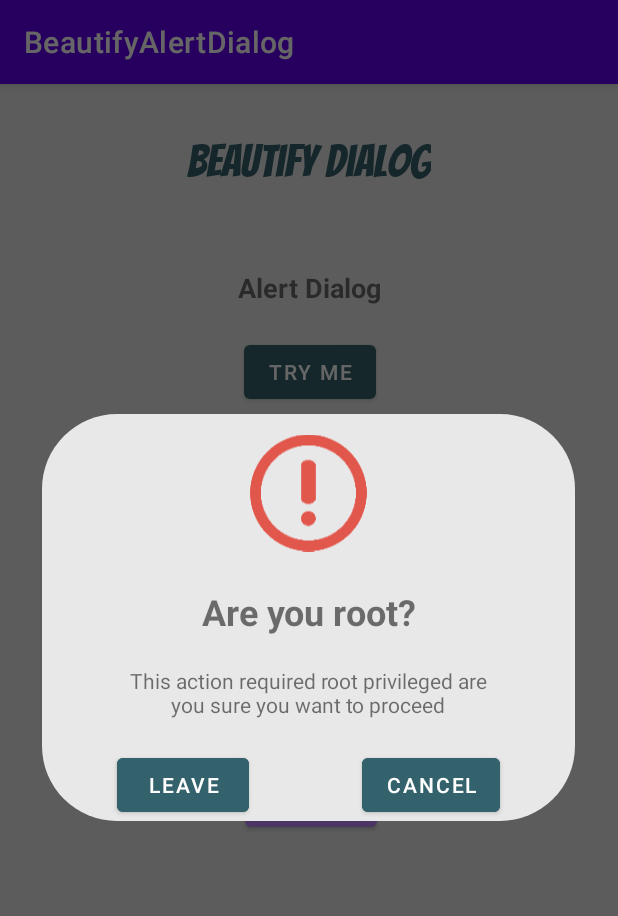
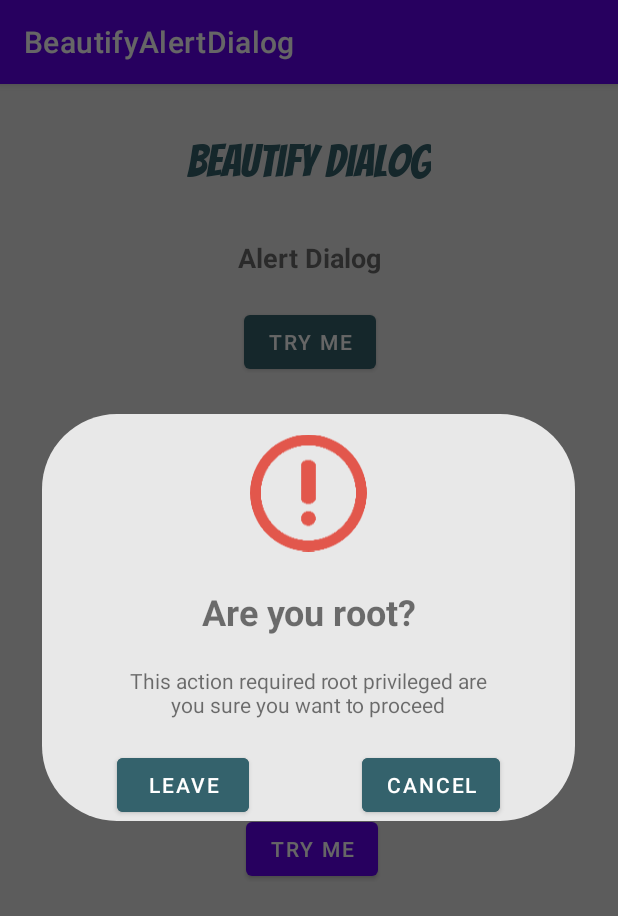
Before and after one commit to JoniKarta/BeautifyAlertDialog, an Android app: the screen it shows after launch (MainActivity), after a tap on "TRY ME", on a phone screen of 412 x 824 dp. Shown: the top 916 px of the screen. Run offline under Robolectric (Android 15) with nearby library versions, the phone set to English and light mode, and no system bars; Roboto replaces fonts that are not available here.

Commit message:
added progress bar

````diff
--- a/app/src/main/java/com/example/beautifyalertdialog/MainActivity.java
+++ b/app/src/main/java/com/example/beautifyalertdialog/MainActivity.java
@@ -3,17 +3,21 @@ package com.example.beautifyalertdialog;
 import androidx.appcompat.app.AppCompatActivity;
 
 import android.os.Bundle;
+import android.view.View;
 import android.widget.Button;
+import android.widget.Toast;
 
 import com.example.beautify_alert.BeautifyAlertDialog;
 import com.example.beautify_alert.BeautifyCompleteDialog;
 import com.example.beautify_alert.BeautifyProgressBarDialog;
 import com.example.beautify_alert.animation.Animator;
+import com.example.beautify_alert.callbacks.ProgressBarEventListener;
 
 public class MainActivity extends AppCompatActivity {
-    private Button alertButton;
-    private Button successButton;
-    private Button customDialog;
+    private Button alertDialogButton;
+    private Button successDialogButton;
+    private Button customDialogButton;
+    private Button progressBarDialogButton;
 
     @Override
     protected void onCreate(Bundle savedInstanceState) {
@@ -21,8 +25,8 @@ public class MainActivity extends AppCompatActivity {
         setContentView(R.layout.activity_main);
         setupView();
 
-        alertButton.setOnClickListener(v ->
-                new BeautifyAlertDialog
+        // Alert Dialog
+        alertDialogButton.setOnClickListener(v -> new BeautifyAlertDialog
                 .Builder(this)
                 .setHeader("Are you root?")
                 .setMessageContent("This action required root privileged are you sure you want to proceed")
@@ -35,26 +39,21 @@ public class MainActivity extends AppCompatActivity {
                 .show());
 
 
-        successButton.setOnClickListener(v -> {
-//            BeautifyCompleteDialog.Builder dialog = new BeautifyCompleteDialog.Builder(this);
-//            dialog.setHeader("Saved successfully")
-//                    .setMessageContent("All you data saved successfully")
-//                    .setIcon(R.drawable.success)
-//                    .setOnSuccessClickListener(builder -> dialog.dismiss())
-//                    .setImageAnimation(Animator.ROTATE)
-//                    .show();
-
-            // TODO add new features
-            new BeautifyProgressBarDialog.Builder(this)
-                    .setBarBackgroundColor()
+        // Success Dialog
+        successDialogButton.setOnClickListener(v -> {
+            BeautifyCompleteDialog.Builder dialog = new BeautifyCompleteDialog.Builder(this);
+            dialog.setHeader("Saved successfully")
+                    .setMessageContent("All you data saved successfully")
+                    .setIcon(R.drawable.success)
+                    .setOnSuccessClickListener(builder -> dialog.dismiss())
+                    .setImageAnimation(Animator.ROTATE)
                     .show();
-
 
         });
 
 
-        customDialog.setOnClickListener(v ->
-                new BeautifyAlertDialog
+        // Custom Dialog with inners dialogs
+        customDialogButton.setOnClickListener(v -> new BeautifyAlertDialog
                 .Builder(this)
                 .setHeader("Ticket Purchase")
                 .setMessageContent("Would you like to buy the ticket?")
@@ -74,115 +73,33 @@ public class MainActivity extends AppCompatActivity {
                         .setOnSuccessClickListener(builder -> beautifyCompleteDialog.dismiss())
                         .show())
                 .show());
+
+
+        // Progress Bar dialog
+        progressBarDialogButton.setOnClickListener(v -> {
+            BeautifyProgressBarDialog.Builder beautifyProgressBarDialog = new BeautifyProgressBarDialog.Builder(this);
+            beautifyProgressBarDialog
+                    .setHeader("Loading...")
+                    .setMessageContent("All your imaginary data is downloading please wait until we finish")
+                    .setOnClickListener(new ProgressBarEventListener() {
+                        @Override
+                        public void onCancel() {
+                            beautifyProgressBarDialog.dismiss();
                         }
 
+                        @Override
+                        public void onComplete(BeautifyCompleteDialog beautifyCompleteDialog) {
+                            Toast.makeText(MainActivity.this, "", Toast.LENGTH_SHORT).show();
+                        }
+                    })
+                    .show();
+        });
+    }
 
     private void setupView() {
-        alertButton = findViewById(R.id.main_activity_alert_dialog_button);
-        successButton = findViewById(R.id.main_activity_success_dialog_button);
-        customDialog = findViewById(R.id.main_activity_custom_dialog_button);
+        alertDialogButton = findViewById(R.id.main_activity_alert_dialog_button);
+        successDialogButton = findViewById(R.id.main_activity_success_dialog_button);
+        customDialogButton = findViewById(R.id.main_activity_custom_dialog_button);
+        progressBarDialogButton = findViewById(R.id.main_activity_progress_bar_dialog_button);
     }
 }
-
-/**
- * # Beautify-Alert-Dialog
- * ![JitPack](https://img.shields.io/jitpack/v/github/JoniKarta/BeautifyAlertDialog)
- *
- * A library for custom alert dialog.
- * The user have control of the multiple part of the layout such as icon, buttons, messages and color could
- * customize them using multiple pre-built features.
- * The library also include animation for icons.
- *
- *
- * ## Setup
- * Step 1. Add it in your root build.gradle at the end of repositories:
- * ```
- * allprojects {
- * 		repositories {
- * 			maven { url 'https://jitpack.io' }
- *                }
- * }
- * ```
- *
- * Step 2. Add the dependency:
- * ```
- * dependencies {
- * 	        implementation 'com.github.JoniKarta:BeautifyAlertDialog:1.0.1'
- * }
- * ```
- * ## Usage
- *
- * ###### Basic Alert Dialog:
- * ```java
- *
- *  new BeautifyAlertDialog
- *       .Builder(this)
- *       .setHeader("Are you root?")
- *       .setMessageContent("This action required root privileged are you sure you want to proceed")
- *       .setLeftButtonText("Leave")
- *       .setRightButtonText("Cancel")
- *       .setIcon(R.drawable.alert)
- *       .setImageAnimation(Animator.FADE_IN)
- *       .setOnConfirmListener(BeautifyCompleteDialog.Builder::dismiss)
- *       .setOnCancelListener(BeautifyCompleteDialog.Builder::dismiss)
- *       .show());
- * ```
- *
- * ###### Basic Success Dialog:
- * ```java
- *
- * BeautifyCompleteDialog.Builder dialog = new BeautifyCompleteDialog.Builder(this);
- *   dialog.setHeader("Saved successfully")
- *       .setMessageContent("All you data saved successfully")
- *       .setIcon(R.drawable.success)
- *       .setOnSuccessClickListener(builder -> dialog.dismiss())
- *       .setImageAnimation(Animator.ROTATE)
- *       .show();
- *
- * ```
- *
- * ###### Basic Custom Dialog With Inner Dialog
- * ```java
- *
- * new BeautifyAlertDialog
- *       .Builder(this)
- *       .setHeader("Ticket Purchase")
- *       .setMessageContent("Would you like to buy the ticket?")
- *       .setLeftButtonText("Yes")
- *       .setRightButtonText("No")
- *       .setIcon(R.drawable.tickets)
- *       .setImageAnimation(Animator.FADE_IN)
- *       .setOnConfirmListener(beautifyCompleteDialog ->
- *                             beautifyCompleteDialog
- *                               .setIcon(R.drawable.success)
- *                               .setMessageContent("Thanks see you there!")
- *                               .setOnSuccessClickListener(builder -> beautifyCompleteDialog.dismiss())
- *                               .show())
- *       .setOnCancelListener(beautifyCompleteDialog ->
- *                             beautifyCompleteDialog
- *                                .setIcon(R.drawable.sad)
- *                                .setMessageContent("Hope to see you next time!")
- *                                .setOnSuccessClickListener(builder -> beautifyCompleteDialog.dismiss())
- *                                .show())
- *        .show());
- * ```
- *
- *
- * ## License
- *
- *     Copyright 2020 Jonathan Karta
- *
- *     Licensed under the Apache License, Version 2.0 (the "License");
- *     you may not use this file except in compliance with the License.
- *     You may obtain a copy of the License at
- *
- *        http://www.apache.org/licenses/LICENSE-2.0
- *
- *     Unless required by applicable law or agreed to in writing, software
- *     distributed under the License is distributed on an "AS IS" BASIS,
- *     WITHOUT WARRANTIES OR CONDITIONS OF ANY KIND, either express or implied.
- *     See the License for the specific language governing permissions and
- *     limitations under the License.
- *
- * ## Credits
-*/
--- a/app/src/main/res/layout/activity_main.xml
+++ b/app/src/main/res/layout/activity_main.xml
@@ -11,7 +11,7 @@
         android:id="@+id/main_activity_alert_header_text_view"
         android:layout_width="wrap_content"
         android:layout_height="wrap_content"
-        android:layout_marginTop="50dp"
+        android:layout_marginTop="30dp"
         android:text="Alert Dialog"
         android:textSize="18sp"
         android:textStyle="bold"
@@ -23,7 +23,7 @@
         android:id="@+id/main_activity_success_header_text_view"
         android:layout_width="wrap_content"
         android:layout_height="wrap_content"
-        android:layout_marginTop="50dp"
+        android:layout_marginTop="20dp"
         android:text="Success Dialog"
         android:textSize="18sp"
         android:textStyle="bold"
@@ -35,13 +35,25 @@
         android:id="@+id/main_activity_custom_header_text_view"
         android:layout_width="wrap_content"
         android:layout_height="wrap_content"
-        android:layout_marginTop="50dp"
+        android:layout_marginTop="20dp"
         android:text="Custom Dialog"
         android:textSize="18sp"
         android:textStyle="bold"
         app:layout_constraintEnd_toEndOf="@+id/main_activity_success_dialog_button"
         app:layout_constraintStart_toStartOf="@+id/main_activity_success_dialog_button"
         app:layout_constraintTop_toBottomOf="@+id/main_activity_success_dialog_button" />
+
+    <TextView
+        android:id="@+id/main_activity_progress_bar_header_text_view"
+        android:layout_width="wrap_content"
+        android:layout_height="wrap_content"
+        android:layout_marginTop="20dp"
+        android:text="Progress Bar Dialog"
+        android:textSize="18sp"
+        android:textStyle="bold"
+        app:layout_constraintEnd_toEndOf="@+id/main_activity_custom_dialog_button"
+        app:layout_constraintStart_toStartOf="@+id/main_activity_custom_dialog_button"
+        app:layout_constraintTop_toBottomOf="@+id/main_activity_custom_dialog_button" />
 
     <TextView
         android:id="@+id/activity_main_header"
@@ -88,4 +100,14 @@
         app:layout_constraintEnd_toEndOf="@+id/main_activity_custom_header_text_view"
         app:layout_constraintStart_toStartOf="@+id/main_activity_custom_header_text_view"
         app:layout_constraintTop_toBottomOf="@+id/main_activity_custom_header_text_view" />
+
+    <Button
+        android:id="@+id/main_activity_progress_bar_dialog_button"
+        android:layout_width="wrap_content"
+        android:layout_height="wrap_content"
+        android:layout_marginTop="20dp"
+        android:text="Try Me"
+        app:layout_constraintEnd_toEndOf="@+id/main_activity_progress_bar_header_text_view"
+        app:layout_constraintStart_toStartOf="@+id/main_activity_progress_bar_header_text_view"
+        app:layout_constraintTop_toBottomOf="@+id/main_activity_progress_bar_header_text_view" />
 </androidx.constraintlayout.widget.ConstraintLayout>
--- a/app/src/main/res/layout/beautify_alert_dialog.xml
+++ /dev/null
@@ -1,142 +0,0 @@
-<?xml version="1.0" encoding="utf-8"?>
-<androidx.constraintlayout.widget.ConstraintLayout
-    xmlns:android="http://schemas.android.com/apk/res/android"
-    xmlns:app="http://schemas.android.com/apk/res-auto"
-    xmlns:tools="http://schemas.android.com/tools"
-    android:layout_width="match_parent"
-    android:layout_height="300dp"
-    android:layout_gravity="center"
-    android:id="@+id/main_layout"
-    android:background="@drawable/round_outline">
-
-
-    <TextView
-        android:id="@+id/beautify_alert_dialog_message"
-        android:layout_width="255dp"
-        android:layout_height="0dp"
-        android:layout_marginTop="20dp"
-        android:gravity="center"
-        android:text="Something went wrong.... please try again"
-        android:textSize="14sp"
-        app:layout_constraintEnd_toEndOf="@+id/beautify_alert_dialog_right_button"
-        app:layout_constraintHorizontal_bias="0.352"
-        app:layout_constraintStart_toStartOf="@+id/beautify_alert_dialog_left_button"
-        app:layout_constraintTop_toBottomOf="@+id/beautify_alert_dialog_header_name" />
-
-    <Button
-        android:id="@+id/beautify_alert_dialog_left_button"
-        android:backgroundTint="@color/alert_button_background"
-        android:layout_width="wrap_content"
-        android:layout_height="wrap_content"
-        android:layout_marginStart="50dp"
-        android:layout_marginLeft="50dp"
-        android:layout_marginTop="20dp"
-        android:text="OK"
-        app:layout_constraintStart_toStartOf="parent"
-        app:layout_constraintTop_toBottomOf="@+id/beautify_alert_dialog_message" />
-
-    <Button
-        android:id="@+id/beautify_alert_dialog_right_button"
-        android:backgroundTint="@color/alert_button_background"
-        android:layout_width="wrap_content"
-        android:layout_height="wrap_content"
-        android:layout_marginTop="20dp"
-        android:layout_marginEnd="50dp"
-        android:layout_marginRight="50dp"
-        android:text="Cancel"
-        app:layout_constraintEnd_toEndOf="parent"
-        app:layout_constraintTop_toBottomOf="@+id/beautify_alert_dialog_message" />
-
-    <ImageView
-        android:id="@+id/beautify_alert_dialog_alert_icon"
-        android:layout_width="78dp"
-        android:layout_height="85dp"
-        android:layout_marginTop="10dp"
-        app:layout_constraintEnd_toEndOf="parent"
-        app:layout_constraintStart_toStartOf="parent"
-        app:layout_constraintTop_toTopOf="parent"
-        app:srcCompat="@drawable/alert"
-        tools:ignore="VectorDrawableCompat"
-        tools:srcCompat="@drawable/alert" />
-
-    <TextView
-        android:id="@+id/beautify_alert_dialog_header_name"
-        android:layout_width="wrap_content"
-        android:layout_height="wrap_content"
-        android:layout_marginTop="20dp"
-        android:text="Are you sure?"
-        android:textSize="24sp"
-        android:textStyle="bold"
-        app:layout_constraintEnd_toEndOf="parent"
-        app:layout_constraintStart_toStartOf="parent"
-        app:layout_constraintTop_toBottomOf="@+id/beautify_alert_dialog_alert_icon" />
-
-</androidx.constraintlayout.widget.ConstraintLayout>
-
-
-<!--    beautify_alert_dialog_message-->
-<!--    android:id="@+id/beautify_alert_dialog_alert_icon"-->
-
-    <!--    beautify_alert_dialog_message-->
-    <!--    android:id="@+id/beautify_alert_dialog_alert_icon"-->
-
-
-    <!--    <?xml version="1.0" encoding="utf-8"?>-->
-    <!--<LinearLayout-->
-    <!--xmlns:android="http://schemas.android.com/apk/res/android"-->
-    <!--xmlns:app="http://schemas.android.com/apk/res-auto"-->
-    <!--xmlns:tools="http://schemas.android.com/tools"-->
-    <!--android:layout_width="300dp"-->
-    <!--android:layout_height="300dp"-->
-    <!--android:layout_gravity="center"-->
-    <!--android:orientation="vertical"-->
-    <!--android:id="@+id/main_layout"-->
-    <!--android:background="@color/purple_200">-->
-
-
-
-    <!--<ImageView-->
-    <!--    android:id="@+id/beautify_alert_dialog_alert_icon"-->
-    <!--    android:layout_width="wrap_content"-->
-    <!--    android:layout_height="wrap_content"-->
-    <!--    android:layout_marginTop="20dp"-->
-    <!--    android:layout_gravity="center"-->
-    <!--    tools:srcCompat="@drawable/ic_launcher_foreground" />-->
-
-    <!--<TextView-->
-    <!--    android:id="@+id/beautify_alert_dialog_message"-->
-    <!--    android:layout_width="wrap_content"-->
-    <!--    android:layout_height="wrap_content"-->
-    <!--    android:layout_gravity="center"-->
-    <!--    android:text="TextView"-->
-    <!--    />-->
-
-    <!--<LinearLayout-->
-    <!--    android:layout_width="match_parent"-->
-    <!--    android:layout_height="wrap_content"-->
-    <!--    android:orientation="horizontal"-->
-    <!--    android:layout_margin="10dp"-->
-    <!--    >-->
-
-    <!--    <Button-->
-    <!--        android:id="@+id/beautify_alert_dialog_left_button"-->
-    <!--        android:layout_width="wrap_content"-->
-    <!--        android:layout_height="wrap_content"-->
-    <!--        android:layout_weight="1"-->
-    <!--        android:layout_margin="10dp"-->
-    <!--        android:text="OK"/>-->
-
-    <!--    <Button-->
-    <!--        android:id="@+id/beautify_alert_dialog_right_button"-->
-    <!--        android:layout_width="wrap_content"-->
-    <!--        android:layout_height="wrap_content"-->
-    <!--        android:layout_weight="1"-->
-    <!--        android:layout_margin="10dp"-->
-    <!--        android:text="Cancel"/>-->
-    <!--</LinearLayout>-->
-
-    <!--</LinearLayout>-->
-
-
-    <!--    &lt;!&ndash;    beautify_alert_dialog_message&ndash;&gt;-->
-    <!--    &lt;!&ndash;    android:id="@+id/beautify_alert_dialog_alert_icon"&ndash;&gt;-->
--- a/beautify_alert/beautify-alert/src/main/java/com/example/beautify_alert/BeautifyProgressBarDialog.java
+++ b/beautify_alert/beautify-alert/src/main/java/com/example/beautify_alert/BeautifyProgressBarDialog.java
@@ -79,11 +79,11 @@ public class BeautifyProgressBarDialog extends Dialog {
 
         /**
          *
-         * @param hexValues multiple colors
+         * @param hexValues multiple
          * @return
          */
         public Builder setBarBackgroundColor(String... hexValues){
-            progressBarController.setBarBackgroundColor(hexValues);
+            //progressBarController.setBarBackgroundColor(hexValues);
             return this;
         }
 
--- a/beautify_alert/beautify-alert/src/main/res/layout/activity_main.xml
+++ /dev/null
@@ -1,91 +0,0 @@
-<?xml version="1.0" encoding="utf-8"?>
-<androidx.constraintlayout.widget.ConstraintLayout xmlns:android="http://schemas.android.com/apk/res/android"
-    xmlns:app="http://schemas.android.com/apk/res-auto"
-    xmlns:tools="http://schemas.android.com/tools"
-    android:layout_width="match_parent"
-    android:layout_height="match_parent"
-    android:background="@color/alert_background"
-    tools:context=".MainActivity">
-
-    <TextView
-        android:id="@+id/main_activity_alert_header_text_view"
-        android:layout_width="wrap_content"
-        android:layout_height="wrap_content"
-        android:layout_marginTop="50dp"
-        android:text="Alert Dialog"
-        android:textSize="18sp"
-        android:textStyle="bold"
-        app:layout_constraintEnd_toEndOf="parent"
-        app:layout_constraintStart_toStartOf="parent"
-        app:layout_constraintTop_toBottomOf="@+id/activity_main_header" />
-
-    <TextView
-        android:id="@+id/main_activity_success_header_text_view"
-        android:layout_width="wrap_content"
-        android:layout_height="wrap_content"
-        android:layout_marginTop="50dp"
-        android:text="Success Dialog"
-        android:textSize="18sp"
-        android:textStyle="bold"
-        app:layout_constraintEnd_toEndOf="@+id/main_activity_alert_dialog_button"
-        app:layout_constraintStart_toStartOf="@+id/main_activity_alert_dialog_button"
-        app:layout_constraintTop_toBottomOf="@+id/main_activity_alert_dialog_button" />
-
-    <TextView
-        android:id="@+id/main_activity_custom_header_text_view"
-        android:layout_width="wrap_content"
-        android:layout_height="wrap_content"
-        android:layout_marginTop="50dp"
-        android:text="Custom Dialog"
-        android:textSize="18sp"
-        android:textStyle="bold"
-        app:layout_constraintEnd_toEndOf="@+id/main_activity_success_dialog_button"
-        app:layout_constraintStart_toStartOf="@+id/main_activity_success_dialog_button"
-        app:layout_constraintTop_toBottomOf="@+id/main_activity_success_dialog_button" />
-
-    <TextView
-        android:id="@+id/activity_main_header"
-        android:layout_width="wrap_content"
-        android:layout_height="wrap_content"
-        android:layout_marginTop="20dp"
-        android:fontFamily="@font/bangers"
-        android:text="Beautify Dialog"
-        android:textColor="@color/alert_button_background"
-        android:textSize="30sp"
-        app:layout_constraintEnd_toEndOf="parent"
-        app:layout_constraintStart_toStartOf="parent"
-        app:layout_constraintTop_toTopOf="parent" />
-
-    <Button
-        android:id="@+id/main_activity_alert_dialog_button"
-        android:layout_width="wrap_content"
-        android:layout_height="wrap_content"
-        android:layout_marginTop="20dp"
-        android:text="Try Me"
-        app:backgroundTint="@color/alert_button_background"
-        app:layout_constraintEnd_toEndOf="@+id/main_activity_alert_header_text_view"
-        app:layout_constraintStart_toStartOf="@+id/main_activity_alert_header_text_view"
-        app:layout_constraintTop_toBottomOf="@+id/main_activity_alert_header_text_view" />
-
-    <Button
-        android:id="@+id/main_activity_success_dialog_button"
-        android:layout_width="wrap_content"
-        android:layout_height="wrap_content"
-        android:layout_marginTop="20dp"
-        android:text="Try Me"
-        app:backgroundTint="@color/teal_200"
-        app:layout_constraintEnd_toEndOf="@+id/main_activity_success_header_text_view"
-        app:layout_constraintStart_toStartOf="@+id/main_activity_success_header_text_view"
-        app:layout_constraintTop_toBottomOf="@+id/main_activity_success_header_text_view" />
-
-    <Button
-        android:id="@+id/main_activity_custom_dialog_button"
-        android:layout_width="wrap_content"
-        android:layout_height="wrap_content"
-        android:layout_marginTop="20dp"
-        android:text="Try Me"
-        app:backgroundTint="@color/purple_200"
-        app:layout_constraintEnd_toEndOf="@+id/main_activity_custom_header_text_view"
-        app:layout_constraintStart_toStartOf="@+id/main_activity_custom_header_text_view"
-        app:layout_constraintTop_toBottomOf="@+id/main_activity_custom_header_text_view" />
-</androidx.constraintlayout.widget.ConstraintLayout>
````
Also changed, not shown: app/src/main/res/layout/beautify_complete_dialog.xml (deleted, +0 -64 lines), beautify_alert/beautify-alert/src/main/java/com/example/beautify_alert/controllers/BeautifyProgressBarManagerController.java (+28 -42 lines). Lines whose indentation alone changed are shown as unchanged.
